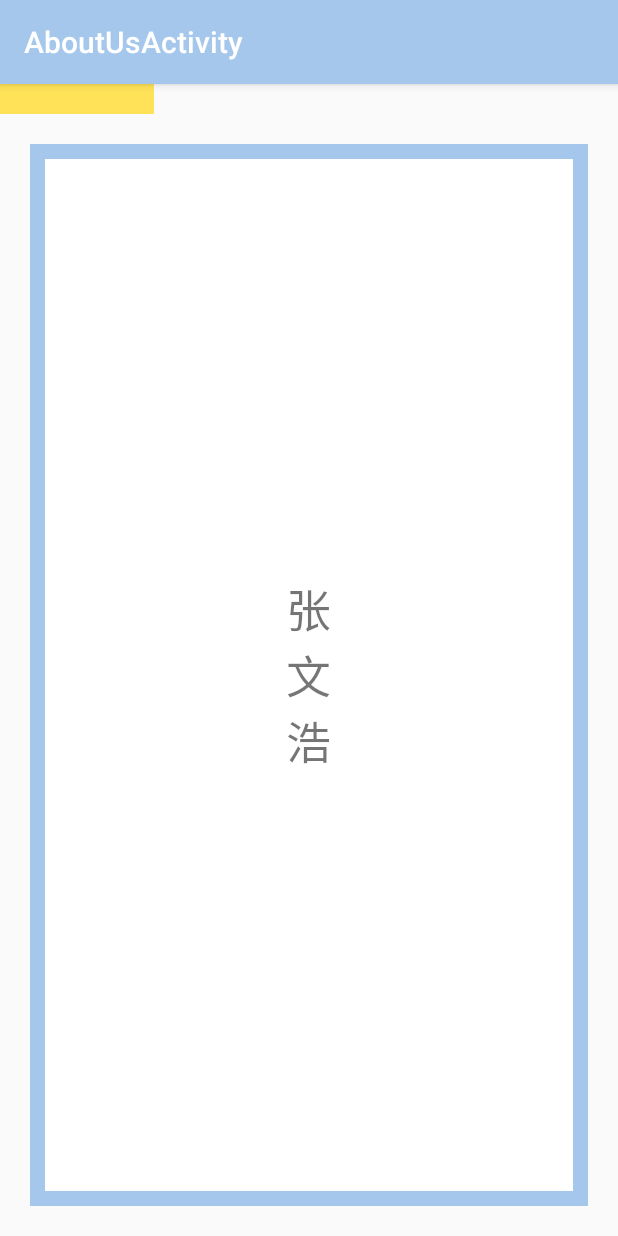
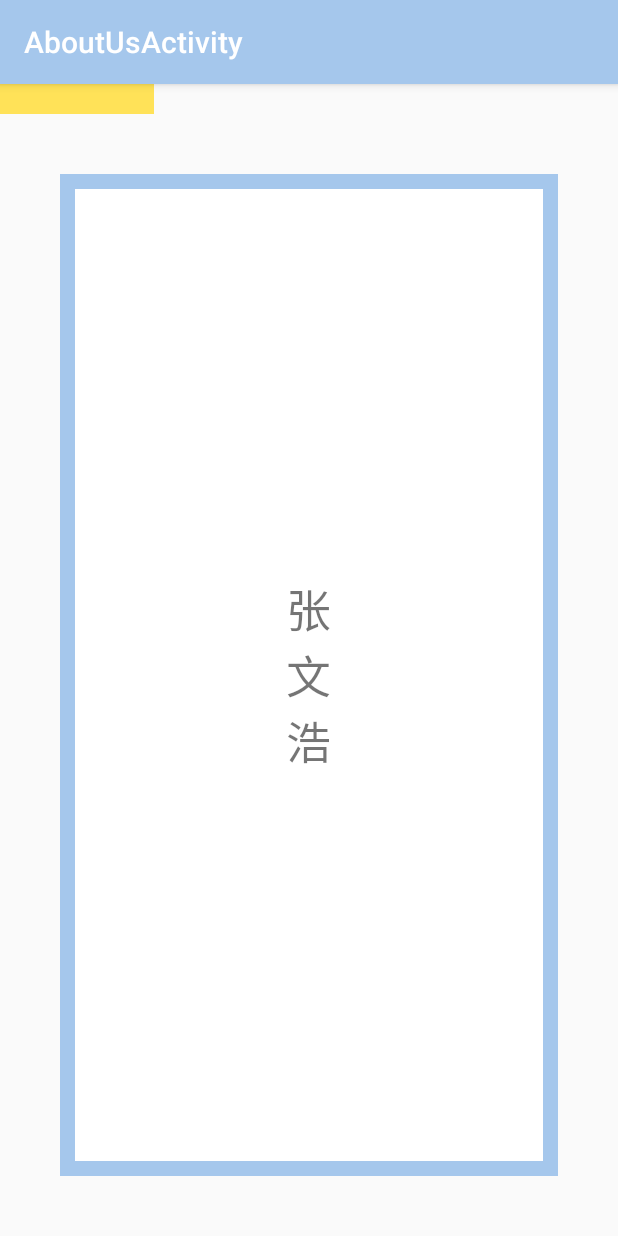
Before and after one commit to WenSirMe/Zeroind, an Android app: the AboutUsFragment screen opened directly, with no data from a screen before it, on a phone screen of 412 x 824 dp. Run offline under Robolectric (Android 15) with nearby library versions, the phone set to English and light mode, and no system bars; our stand-ins replace ButterKnife, CircleImageView; libraries missing offline, so code that uses them is left out: com.daimajia.androidanimations.

Commit message:
A litte remix for UI

```diff
--- a/app/src/main/java/org/sssta/zeroind/adapter/AboutUsPagerAdapter.java
+++ b/app/src/main/java/org/sssta/zeroind/adapter/AboutUsPagerAdapter.java
@@ -3,13 +3,18 @@ package org.sssta.zeroind.adapter;
 import android.support.v4.app.Fragment;
 import android.support.v4.app.FragmentManager;
 import android.support.v4.app.FragmentPagerAdapter;
+import android.view.View;
+import android.view.ViewGroup;
+
+import com.daimajia.androidanimations.library.Techniques;
+import com.daimajia.androidanimations.library.YoYo;
 
 import org.sssta.zeroind.fragment.AboutUsFragment;
 
 /**
  * Created by Heaven on 2015/11/1.
  */
-public class AboutUsPagerAdapter extends FragmentPagerAdapter {
+public class AboutUsPagerAdapter extends FragmentPagerAdapter implements ViewGroup.OnClickListener {
     public AboutUsPagerAdapter(FragmentManager fm) {
         super(fm);
     }
@@ -30,4 +35,14 @@ public class AboutUsPagerAdapter extends FragmentPagerAdapter {
     public int getCount() {
         return 4;
     }
+
+    @Override
+    public Object instantiateItem(ViewGroup container, int position) {
+        return super.instantiateItem(container, position);
+    }
+
+    @Override
+    public void onClick(View v) {
+
+    }
 }
--- a/app/src/main/java/org/sssta/zeroind/fragment/AboutUsFragment.java
+++ b/app/src/main/java/org/sssta/zeroind/fragment/AboutUsFragment.java
@@ -6,11 +6,16 @@ import android.net.Uri;
 import android.os.Bundle;
 
 import android.support.v4.app.Fragment;
+import android.transition.Fade;
+import android.transition.Transition;
 import android.view.LayoutInflater;
 import android.view.View;
 import android.view.ViewGroup;
 import android.widget.LinearLayout;
 import android.widget.TextView;
+
+import com.daimajia.androidanimations.library.Techniques;
+import com.daimajia.androidanimations.library.YoYo;
 
 import org.sssta.zeroind.R;
 
@@ -22,7 +27,7 @@ import org.sssta.zeroind.R;
  * Use the {@link AboutUsFragment#newInstance} factory method to
  * create an instance of this fragment.
  */
-public class AboutUsFragment extends Fragment {
+public class AboutUsFragment extends Fragment implements ViewGroup.OnClickListener {
     // TODO: Rename parameter arguments, choose names that match
     // the fragment initialization parameters, e.g. ARG_ITEM_NUMBER
     private static final String ARG_PARAM1 = "param1";
@@ -50,6 +55,7 @@ public class AboutUsFragment extends Fragment {
         args.putString(ARG_PARAM1, param1);
         args.putString(ARG_PARAM2, param2);
         fragment.setArguments(args);
+
         return fragment;
     }
 
@@ -74,10 +80,11 @@ public class AboutUsFragment extends Fragment {
         View v = inflater.inflate(R.layout.fragment_about_us2, container, false);
         View textView = v.findViewById(R.id.about_us_text);
         ViewGroup vp = (ViewGroup)textView.getParent();
+        vp.setOnClickListener(this);
         if (index == 2)
-            vp.setBackgroundResource(R.drawable.bg_about_pager_2);
+            vp.setBackgroundResource(R.drawable.bg_about_pager_pink);
         else
-            vp.setBackgroundResource(R.drawable.bg_about_pager_1);
+            vp.setBackgroundResource(R.drawable.bg_about_pager_blue);
         ((TextView) textView).setText(AboutPeopleList[index]);
         return v;
     }
@@ -106,6 +113,13 @@ public class AboutUsFragment extends Fragment {
         mListener = null;
     }
 
+    @Override
+    public void onClick(View v) {
+        YoYo.with(Techniques.Tada)
+                .duration(800)
+                .playOn(v);
+    }
+
     /**
      * This interface must be implemented by activities that contain this
      * fragment to allow an interaction in this fragment to be communicated
--- a/app/src/main/res/drawable/bg_about_pager_1.xml
+++ b/app/src/main/res/drawable/bg_about_pager_1.xml
@@ -2,11 +2,12 @@
 <shape xmlns:android="http://schemas.android.com/apk/res/android"
     android:shape="rectangle">
     <stroke android:width="10dp"
-            android:color="#A5C7EC"
-        />
+            android:color="#A5C7EC">
+
+    </stroke>
+
     <gradient
             android:startColor="#FFFFFF"
             android:endColor="#FFFFFF"
         />
-
 </shape>
--- /dev/null
+++ b/app/src/main/res/drawable/bg_about_pager_blue.xml
@@ -0,0 +1,11 @@
+<?xml version="1.0" encoding="utf-8"?>
+<layer-list xmlns:android="http://schemas.android.com/apk/res/android">
+
+    <item
+        android:top="40dp"
+        android:right="40dp"
+        android:left="40dp"
+        android:bottom="40dp"
+        android:drawable="@drawable/bg_about_pager_1"
+        />
+</layer-list>
--- /dev/null
+++ b/app/src/main/res/drawable/bg_about_pager_pink.xml
@@ -0,0 +1,11 @@
+<?xml version="1.0" encoding="utf-8"?>
+<layer-list xmlns:android="http://schemas.android.com/apk/res/android">
+
+    <item
+        android:top="40dp"
+        android:right="40dp"
+        android:left="40dp"
+        android:bottom="40dp"
+        android:drawable="@drawable/bg_about_pager_2"
+        />
+</layer-list>
--- a/app/src/main/res/layout/content_message_list.xml
+++ b/app/src/main/res/layout/content_message_list.xml
@@ -1,9 +1,10 @@
 <?xml version="1.0" encoding="utf-8"?>
-<RelativeLayout xmlns:android="http://schemas.android.com/apk/res/android"
+<android.support.v4.widget.SwipeRefreshLayout xmlns:android="http://schemas.android.com/apk/res/android"
     xmlns:tools="http://schemas.android.com/tools"
     xmlns:app="http://schemas.android.com/apk/res-auto" android:layout_width="match_parent"
     android:layout_height="match_parent"
     android:background="@color/bg_light_blue"
+    android:id="@+id/swipe_message_layout"
     app:layout_behavior="@string/appbar_scrolling_view_behavior"
     tools:showIn="@layout/activity_message_list"
     tools:context="org.sssta.zeroind.activity.MessageList">
@@ -13,4 +14,4 @@
     android:id="@+id/message_recycler_list"
     />
 
-</RelativeLayout>
+</android.support.v4.widget.SwipeRefreshLayout>
--- a/app/src/main/res/layout/fragment_about_us2.xml
+++ b/app/src/main/res/layout/fragment_about_us2.xml
@@ -1,14 +1,15 @@
 <FrameLayout xmlns:android="http://schemas.android.com/apk/res/android"
     xmlns:tools="http://schemas.android.com/tools" android:layout_width="match_parent"
     android:layout_height="match_parent" tools:context="org.sssta.zeroind.fragment.AboutUsFragment"
-    android:padding="20dp">
+    android:padding="0dp">
 
     <!-- TODO: Update blank fragment layout -->
     <LinearLayout
         android:layout_width="match_parent"
         android:layout_height="match_parent"
         android:orientation="vertical"
-        android:background="@drawable/bg_about_pager_1"
+        android:background="@drawable/bg_about_pager_blue"
+
         android:id="@+id/about_us_text_bg">
         <TextView
             android:id="@+id/about_us_text"
```
Also changed, not shown: app/src/main/java/org/sssta/zeroind/activity/MessageList.java (+36 -1 lines).
